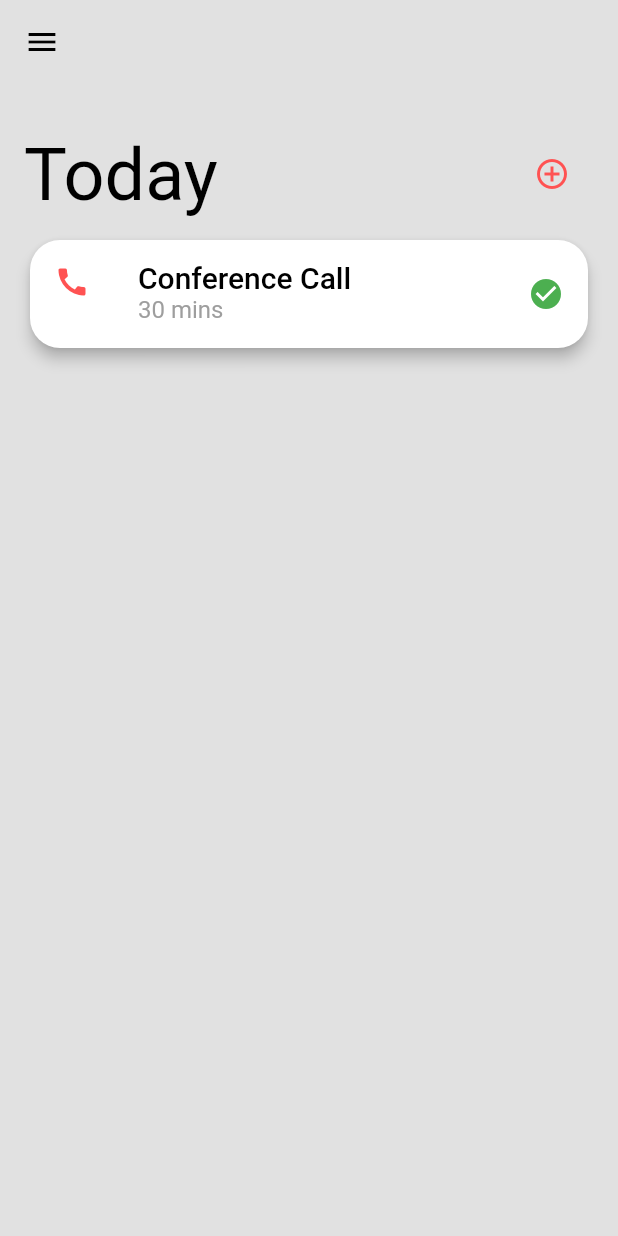
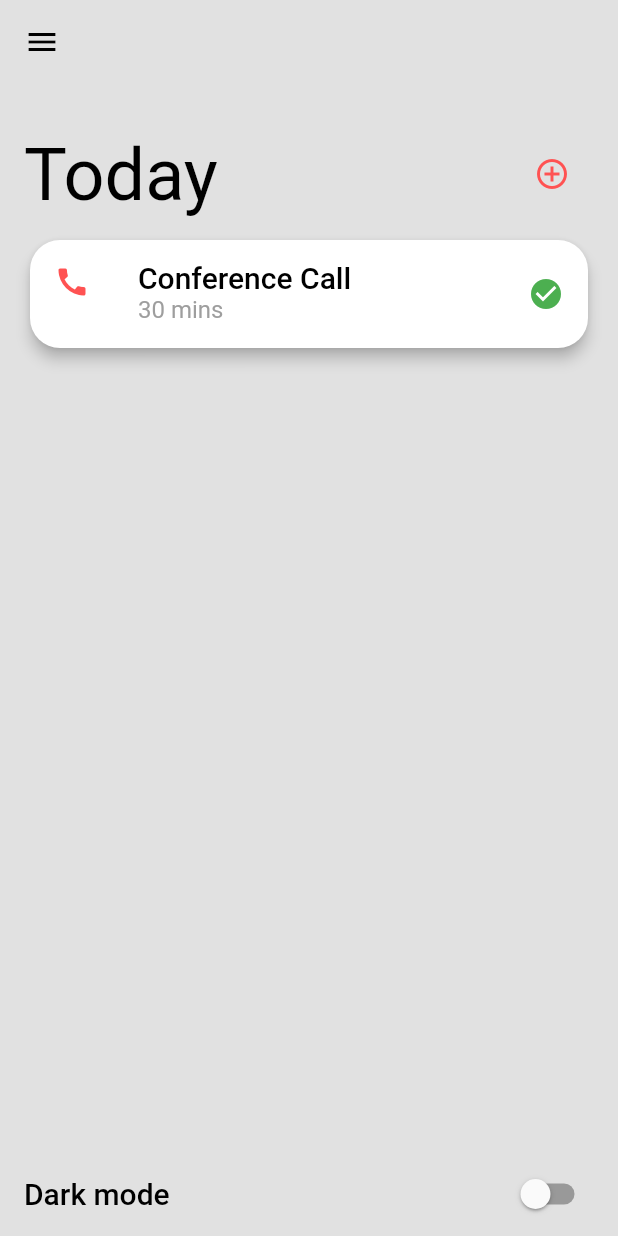
Before and after one commit to samuelematias/flutter-theming, a Flutter app: the TaskPage screen opened directly, on a phone screen of 412 x 824 dp. Run offline on Flutter 3.47's test engine with Material 2 defaults, Android fonts, the phone set to English and light mode, and no system bars.

Commit message:
implemented Switch to DarkMode

```diff
--- a/lib/task_page.dart
+++ b/lib/task_page.dart
@@ -1,8 +1,11 @@
 import 'package:flutter/material.dart';
+import 'package:provider/provider.dart';
+import 'package:theming/app_state.dart';
 
 class TaskPage extends StatelessWidget {
   @override
   Widget build(BuildContext context) {
+    final _appstate = Provider.of<AppState>(context, listen: false);
     return Scaffold(
       appBar: AppBar(
         elevation: 0,
@@ -57,6 +60,15 @@ class TaskPage extends StatelessWidget {
               ),
             ),
           ),
+          Spacer(),
+          SwitchListTile(
+            title: Text(
+              'Dark mode',
+              style: Theme.of(context).textTheme.bodyText1,
+            ),
+            value: _appstate.isDarkModeOn,
+            onChanged: (booleanValue) => _appstate.updateTheme(booleanValue),
+          ),
         ],
       ),
     );
```
